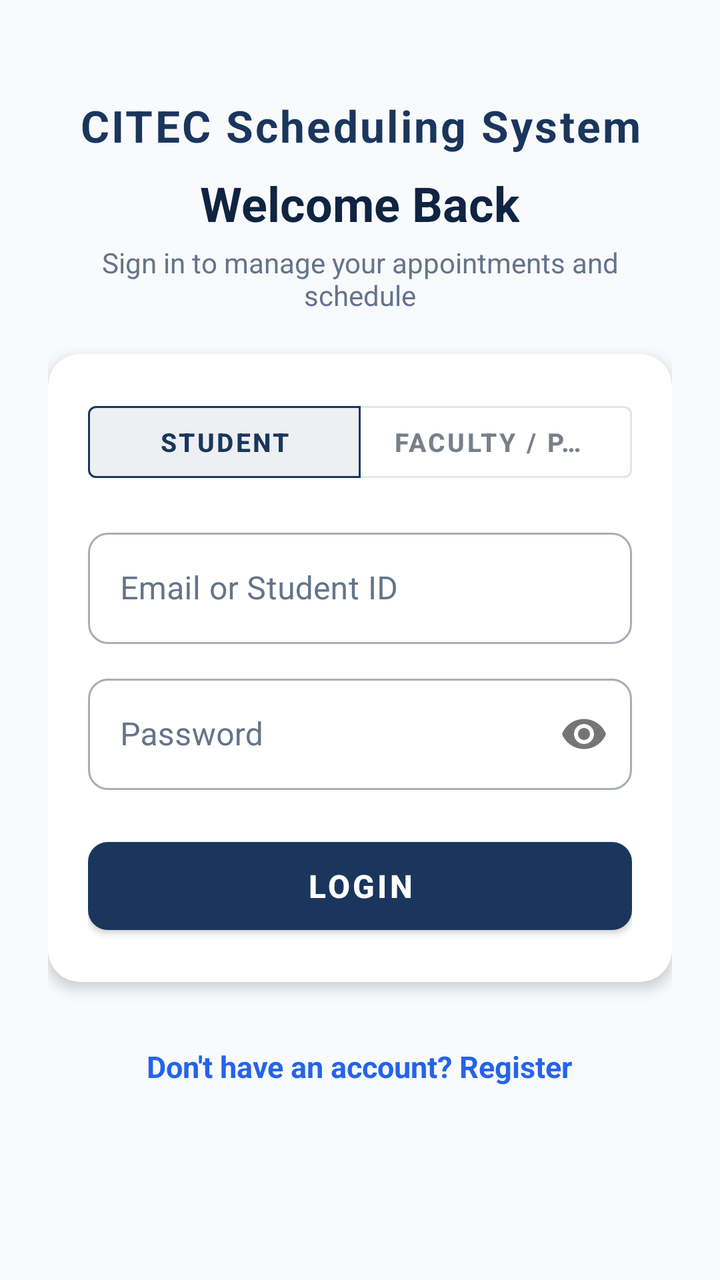
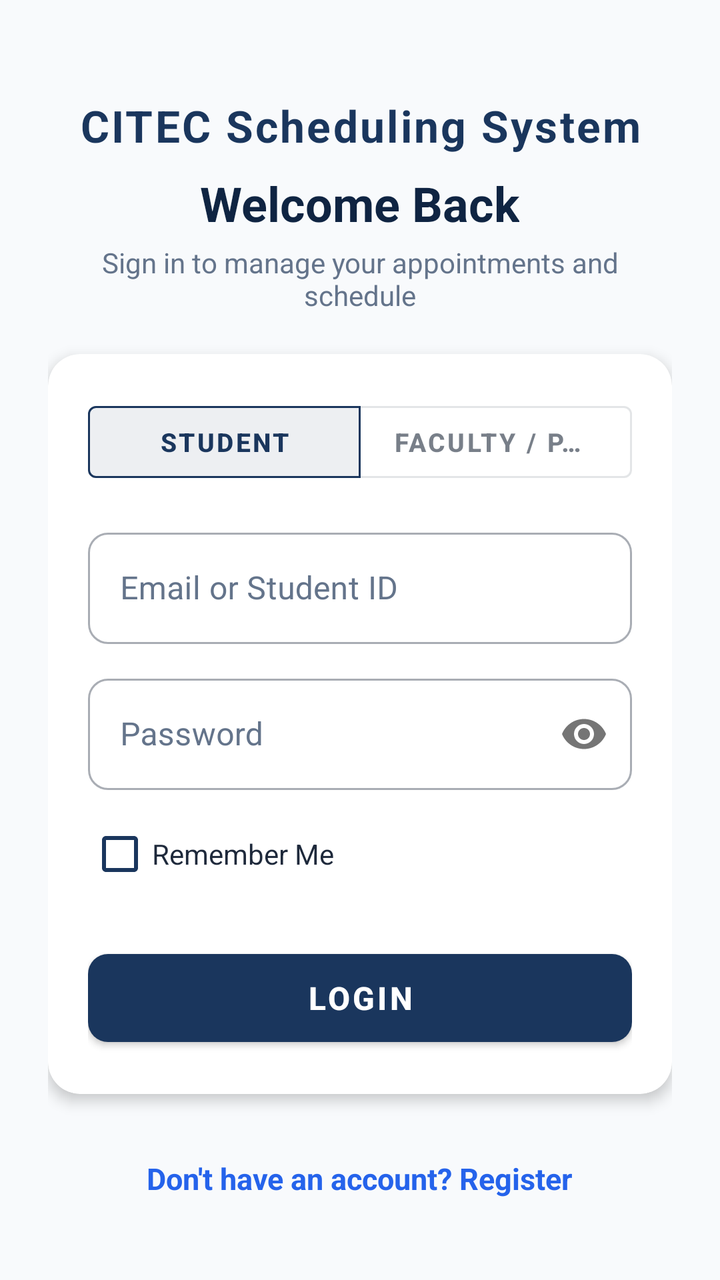

Before-and-after screenshots of an Android layout around one commit, followed by the original layout XML and the change that was made.
<!-- AndroidManifest.xml: application theme Theme.CitecSchedulingApp -->
<!-- res/layout/activity_login.xml -->
<?xml version="1.0" encoding="utf-8"?>
<ScrollView xmlns:android="http://schemas.android.com/apk/res/android"
    xmlns:app="http://schemas.android.com/apk/res-auto"
    xmlns:tools="http://schemas.android.com/tools"
    android:layout_width="match_parent"
    android:layout_height="match_parent"
    android:background="@color/bg_light"
    android:fillViewport="true"
    tools:context=".LoginActivity">

    <LinearLayout
        android:layout_width="match_parent"
        android:layout_height="wrap_content"
        android:gravity="center_horizontal"
        android:orientation="vertical"
        android:padding="24dp">

        
        <LinearLayout
            android:layout_width="match_parent"
            android:layout_height="wrap_content"
            android:layout_marginTop="24dp"
            android:layout_marginBottom="20dp"
            android:gravity="center"
            android:orientation="vertical">

            <TextView
                android:layout_width="wrap_content"
                android:layout_height="wrap_content"
                android:gravity="center"
                android:letterSpacing="0.05"
                android:text="@string/app_name"
                android:textColor="@color/primary"
                android:textSize="22sp"
                android:textStyle="bold" />

            <TextView
                android:id="@+id/tvWelcomeTitle"
                android:layout_width="wrap_content"
                android:layout_height="wrap_content"
                android:layout_marginTop="8dp"
                android:text="@string/title_welcome_back"
                android:textColor="@color/primary_dark"
                android:textSize="24sp"
                android:textStyle="bold" />

            <TextView
                android:id="@+id/tvSubtitleLogin"
                android:layout_width="wrap_content"
                android:layout_height="wrap_content"
                android:layout_marginTop="4dp"
                android:gravity="center"
                android:text="@string/subtitle_login"
                android:textColor="@color/text_secondary"
                android:textSize="14sp" />
        </LinearLayout>

        
        <com.google.android.material.card.MaterialCardView
            android:layout_width="match_parent"
            android:layout_height="wrap_content"
            app:cardBackgroundColor="@color/card_bg"
            app:cardCornerRadius="16dp"
            app:cardElevation="4dp"
            app:strokeWidth="0dp">

            <LinearLayout
                android:layout_width="match_parent"
                android:layout_height="wrap_content"
                android:orientation="vertical"
                android:padding="20dp">

                
                <com.google.android.material.button.MaterialButtonToggleGroup
                    android:id="@+id/toggleRoleGroup"
                    android:layout_width="match_parent"
                    android:layout_height="wrap_content"
                    android:layout_marginBottom="16dp"
                    app:checkedButton="@id/btnRoleStudent"
                    app:selectionRequired="true"
                    app:singleSelection="true">

                    <com.google.android.material.button.MaterialButton
                        android:id="@+id/btnRoleStudent"
                        style="@style/Widget.MaterialComponents.Button.OutlinedButton"
                        android:layout_width="0dp"
                        android:layout_height="48dp"
                        android:layout_weight="1"
                        android:text="@string/label_role_student"
                        android:textSize="13sp"
                        android:textStyle="bold" />

                    <com.google.android.material.button.MaterialButton
                        android:id="@+id/btnRoleFaculty"
                        style="@style/Widget.MaterialComponents.Button.OutlinedButton"
                        android:layout_width="0dp"
                        android:layout_height="48dp"
                        android:layout_weight="1"
                        android:text="@string/label_role_faculty"
                        android:textSize="13sp"
                        android:textStyle="bold" />

                </com.google.android.material.button.MaterialButtonToggleGroup>

                
                <com.google.android.material.textfield.TextInputLayout
                    android:id="@+id/tilIdentifier"
                    style="@style/Widget.MaterialComponents.TextInputLayout.OutlinedBox"
                    android:layout_width="match_parent"
                    android:layout_height="wrap_content"
                    android:hint="@string/label_email_or_id"
                    android:textColorHint="@color/text_secondary"
                    app:boxCornerRadiusBottomEnd="10dp"
                    app:boxCornerRadiusBottomStart="10dp"
                    app:boxCornerRadiusTopEnd="10dp"
                    app:boxCornerRadiusTopStart="10dp"
                    app:hintTextColor="@color/primary">

                    <com.google.android.material.textfield.TextInputEditText
                        android:id="@+id/etIdentifier"
                        android:layout_width="match_parent"
                        android:layout_height="wrap_content"
                        android:inputType="textEmailAddress"
                        android:maxLines="1"
                        android:textColor="@color/text_primary"
                        android:textColorHint="@color/text_secondary" />
                </com.google.android.material.textfield.TextInputLayout>

                
                <com.google.android.material.textfield.TextInputLayout
                    android:id="@+id/tilPassword"
                    style="@style/Widget.MaterialComponents.TextInputLayout.OutlinedBox"
                    android:layout_width="match_parent"
                    android:layout_height="wrap_content"
                    android:layout_marginTop="12dp"
                    android:hint="@string/label_password"
                    android:textColorHint="@color/text_secondary"
                    app:boxCornerRadiusBottomEnd="10dp"
                    app:boxCornerRadiusBottomStart="10dp"
                    app:boxCornerRadiusTopEnd="10dp"
                    app:boxCornerRadiusTopStart="10dp"
                    app:hintTextColor="@color/primary"
                    app:passwordToggleEnabled="true">

                    <com.google.android.material.textfield.TextInputEditText
                        android:id="@+id/etPassword"
                        android:layout_width="match_parent"
                        android:layout_height="wrap_content"
                        android:inputType="textPassword"
                        android:maxLines="1"
                        android:textColor="@color/text_primary"
                        android:textColorHint="@color/text_secondary" />
                </com.google.android.material.textfield.TextInputLayout>

                
                <ProgressBar
                    android:id="@+id/progressBar"
                    android:layout_width="wrap_content"
                    android:layout_height="wrap_content"
                    android:layout_gravity="center"
                    android:layout_marginTop="16dp"
                    android:visibility="gone" />

                
                <com.google.android.material.button.MaterialButton
                    android:id="@+id/btnLogin"
                    android:layout_width="match_parent"
                    android:layout_height="56dp"
                    android:layout_marginTop="20dp"
                    android:text="@string/btn_login"
                    android:textSize="16sp"
                    android:textStyle="bold"
                    app:backgroundTint="@color/primary"
                    app:cornerRadius="10dp" />

            </LinearLayout>
        </com.google.android.material.card.MaterialCardView>

        
        <TextView
            android:id="@+id/tvRegisterLink"
            android:layout_width="wrap_content"
            android:layout_height="wrap_content"
            android:layout_marginTop="16dp"
            android:clickable="true"
            android:focusable="true"
            android:padding="16dp"
            android:text="@string/link_dont_have_account"
            android:textColor="@color/accent"
            android:textSize="15sp"
            android:textStyle="bold" />

    </LinearLayout>
</ScrollView>
<!-- resources referenced by this layout -->
<resources>
  <color name="accent">#2563EB</color>
  <color name="bg_light">#F8FAFC</color>
  <color name="card_bg">#FFFFFF</color>
  <color name="primary">#1A365D</color>
  <color name="primary_dark">#0F2442</color>
  <color name="text_primary">#1E293B</color>
  <color name="text_secondary">#64748B</color>
  <string name="app_name">CITEC Scheduling System</string>
  <string name="btn_login">LOGIN</string>
  <string name="label_email_or_id">Email or Student ID</string>
  <string name="label_password">Password</string>
  <string name="label_role_faculty">Faculty / Professor</string>
  <string name="label_role_student">Student</string>
  <string name="link_dont_have_account">Don\'t have an account? Register</string>
  <string name="subtitle_login">Sign in to manage your appointments and schedule</string>
  <string name="title_welcome_back">Welcome Back</string>
  <style name="Theme.CitecSchedulingApp" parent="Theme.MaterialComponents.DayNight.NoActionBar">
          
          <item name="colorPrimary">@color/primary</item>
          <item name="colorPrimaryVariant">@color/primary_dark</item>
          <item name="colorOnPrimary">@color/white</item>
          
          <item name="colorSecondary">@color/accent</item>
          <item name="colorSecondaryVariant">@color/teal_700</item>
          <item name="colorOnSecondary">@color/white</item>
          
          <item name="android:textColorPrimary">@color/text_primary</item>
          <item name="android:textColorSecondary">@color/text_secondary</item>
          <item name="colorSurface">@color/card_bg</item>
          <item name="colorOnSurface">@color/text_primary</item>
          <item name="colorOnBackground">@color/text_primary</item>
  
          
          <item name="android:statusBarColor">@color/primary_dark</item>
          
          <item name="android:windowBackground">@color/bg_light</item>
      </style>
  <color name="white">#FFFFFFFF</color>
  <color name="teal_700">#1D4ED8</color>
</resources>

<!-- the commit's change to res/layout/activity_login.xml (unified diff, before → after) -->
@@ -151,6 +151,17 @@
                         android:textColor="@color/text_primary"
                         android:textColorHint="@color/text_secondary" />
                 </com.google.android.material.textfield.TextInputLayout>
+
+                
+                <com.google.android.material.checkbox.MaterialCheckBox
+                    android:id="@+id/cbRememberMe"
+                    android:layout_width="wrap_content"
+                    android:layout_height="wrap_content"
+                    android:layout_marginTop="8dp"
+                    android:text="@string/label_remember_me"
+                    android:textColor="@color/text_primary"
+                    android:textSize="14sp"
+                    app:buttonTint="@color/primary" />
 
                 
                 <ProgressBar
<!-- resource entries referenced after the edit -->
@@ -11,6 +11,7 @@
   <string name="btn_login">LOGIN</string>
   <string name="label_email_or_id">Email or Student ID</string>
   <string name="label_password">Password</string>
+  <string name="label_remember_me">Remember Me</string>
   <string name="label_role_faculty">Faculty / Professor</string>
   <string name="label_role_student">Student</string>
   <string name="link_dont_have_account">Don\'t have an account? Register</string>
